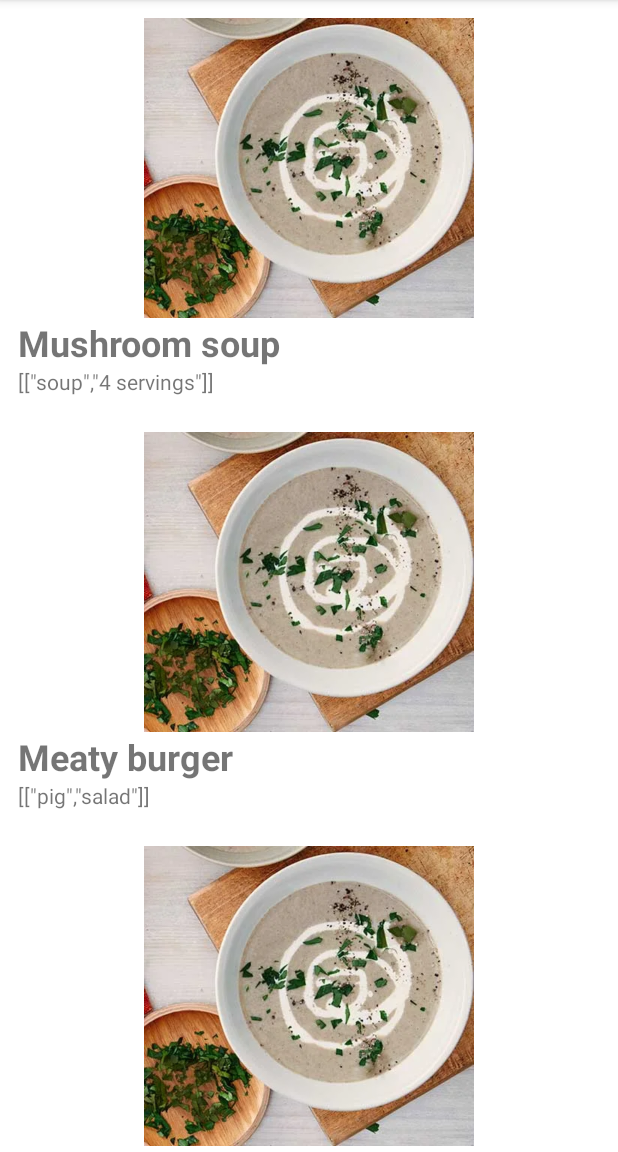
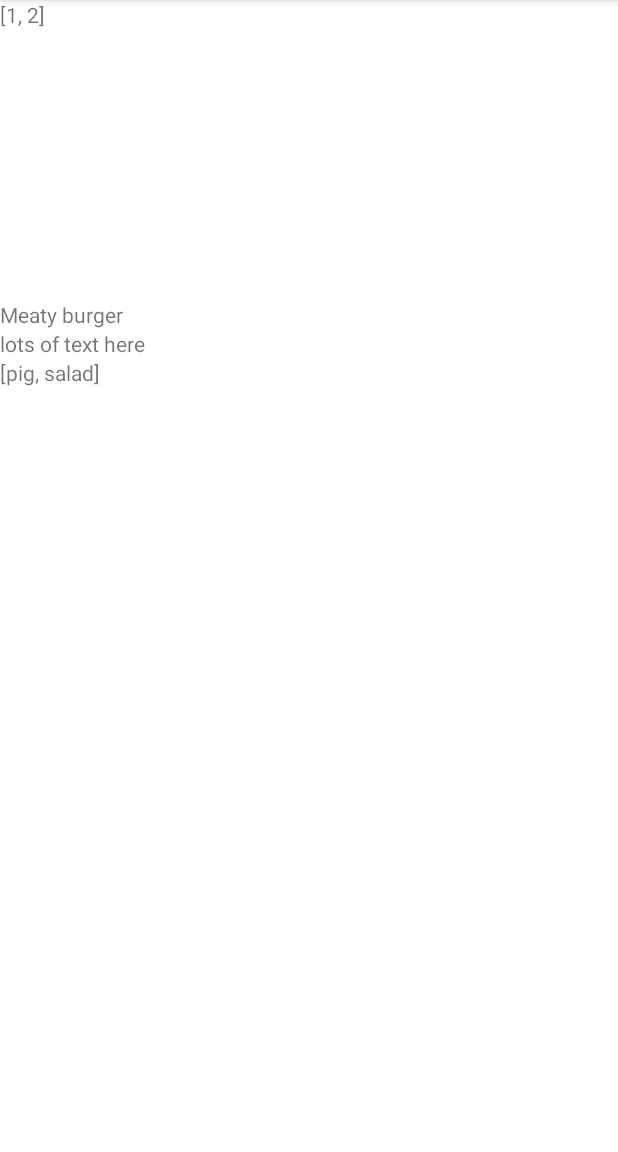
Before and after one commit to erikahendsel/android_recipe_app, an Android app: the screen it shows after launch (MainActivity before the commit, RecipeDetails after it), after a tap on "Meaty burger", on a phone screen of 412 x 824 dp, the part 84-1236 px from its top. Run offline under Robolectric (Android 15) with nearby library versions, the phone set to English and light mode, and no system bars.

Commit message:
App goes to recipe details activity

```diff
--- a/app/src/main/AndroidManifest.xml
+++ b/app/src/main/AndroidManifest.xml
@@ -14,6 +14,9 @@
         android:theme="@style/Theme.RecipeApp"
         tools:targetApi="31">
         <activity
+            android:name=".RecipeDetails"
+            android:exported="false" />
+        <activity
             android:name=".MainActivity"
             android:exported="true">
             <intent-filter>
--- a/app/src/main/java/com/erikahendsel/recipeapp/MainActivity.kt
+++ b/app/src/main/java/com/erikahendsel/recipeapp/MainActivity.kt
@@ -1,13 +1,15 @@
 package com.erikahendsel.recipeapp
 
-import android.graphics.drawable.Drawable
-import androidx.appcompat.app.AppCompatActivity
+import android.content.Intent
 import android.os.Bundle
 import android.util.Log
 import android.widget.Toast
+import androidx.appcompat.app.AppCompatActivity
+import androidx.recyclerview.widget.GridLayoutManager
 import androidx.recyclerview.widget.LinearLayoutManager
 import com.erikahendsel.recipeapp.Model.RecipeModelClass
 import com.erikahendsel.recipeapp.databinding.ActivityMainBinding
+import org.json.JSONArray
 import org.json.JSONException
 import org.json.JSONObject
 import java.io.IOException
@@ -30,26 +32,19 @@ class MainActivity : AppCompatActivity() {
                 val recipe = recipesArray.getJSONObject(i)
                 val id = recipe.getString("id")
                 val title = recipe.getString("title")
-                //val test = resources.getIdentifier(recipe.getString("image"), "drawable", packageName)
-                //R.drawable.mushroom_soup
-                //val test = resources.getIdentifier(recipe.getString("image"), "drawable", packageName)
-                val test =  applicationContext.resources.getIdentifier(
+                val image = applicationContext.resources.getIdentifier(
                     recipe.getString("image"),
                     "drawable",
                     applicationContext.packageName
                 )
-                Log.d("res222", "${test} testing")
-                val s = "R.drawable." + recipe.getString("image")
-                val image = test
-                //Log.d("res2222", "$image testing2 ${s}")
                 val description = recipe.getString("description")
-                val cookingSteps = listOf(recipe.getString("cookingSteps"))
-                val tags = listOf(recipe.getString("tags"))
-                val time = recipe.getInt("time")
-
-                val recipeDetails = RecipeModelClass(id, title, image, description, cookingSteps, tags, time)
+                val ingredients = convertJSONArrayToStringList(recipe.getJSONArray("ingredients"))
+                val cookingSteps = convertJSONArrayToStringList(recipe.getJSONArray("cookingSteps"))
+                val tags =  convertJSONArrayToStringList(recipe.getJSONArray("tags"))
+                Log.d("TAGS", "${tags}")
+                val time = recipe.getString("time")
+                val recipeDetails = RecipeModelClass(id, title, image, description, ingredients, cookingSteps, tags, time)
                 recipeList.add(recipeDetails)
-                Log.d("RECIPE2", "$recipeList")
 
             }
 
@@ -57,13 +52,27 @@ class MainActivity : AppCompatActivity() {
             e.printStackTrace()
         }
 
-        binding.rvRecipeList.layoutManager = LinearLayoutManager(this)
+        //LinearLayoutManager was used before
+        binding.rvRecipeList.layoutManager = GridLayoutManager(this, 2)
         val itemAdapter = RecipeAdapter(this, recipeList)
         var adapter = itemAdapter
         binding.rvRecipeList.adapter = adapter
         adapter.setOnItemClickListener(object : RecipeAdapter.OnRecipeClickListener {
             override fun onItemClick(position: Int) {
                 Toast.makeText(this@MainActivity, "You clicked $position", Toast.LENGTH_SHORT).show()
+                Log.d("RECIPELIST", "${recipeList[position].tags.toTypedArray().contentToString()}")
+
+
+                Intent(this@MainActivity, RecipeDetails::class.java).also {
+                    it.putExtra("RECIPE_TITLE", recipeList[position].title)
+//                    it.putExtra("RECIPE_IMAGE", recipeList[position].image)
+                    it.putExtra("RECIPE_DESCRIPTION", recipeList[position].description)
+                    it.putStringArrayListExtra("RECIPE_INGREDIENTS", ArrayList(recipeList[position].ingredients))
+                    it.putStringArrayListExtra("RECIPE_COOKING_STEPS", ArrayList(recipeList[position].cookingSteps))
+                    it.putStringArrayListExtra("RECIPE_TAGS", ArrayList(recipeList[position].tags))
+                    it.putExtra("RECIPE_TIME", recipeList[position].time)
+                    startActivity(it)
+                }
             }
 
         })
@@ -86,4 +95,12 @@ class MainActivity : AppCompatActivity() {
         }
         return json
     }
+
+    private fun convertJSONArrayToStringList(passedJSONArray: JSONArray): List<String> {
+        var listPlaceHolder : ArrayList<String> = ArrayList()
+        for (i in 0 until passedJSONArray.length()) {
+            listPlaceHolder.add(passedJSONArray[i].toString())
+        }
+        return listPlaceHolder
+    }
 }
--- a/app/src/main/java/com/erikahendsel/recipeapp/Model/RecipeModelClass.kt
+++ b/app/src/main/java/com/erikahendsel/recipeapp/Model/RecipeModelClass.kt
@@ -1,11 +1,14 @@
 package com.erikahendsel.recipeapp.Model
+
+import org.json.JSONArray
 
 data class RecipeModelClass(
     val id: String,
     val title: String,
     val image: Int,
     val description: String,
+    val ingredients: List<String>,
     val cookingSteps: List<String>,
     val tags: List<String>,
-    val time: Int
+    val time: String
 )
--- a/app/src/main/java/com/erikahendsel/recipeapp/RecipeAdapter.kt
+++ b/app/src/main/java/com/erikahendsel/recipeapp/RecipeAdapter.kt
@@ -51,10 +51,11 @@ class RecipeAdapter(var context: Context, var items: ArrayList<RecipeModelClass>
             //val test = context.resources.getIdentifier(items[position].image, "drawable", context.packageName)
             //getResources().getIdentifier(recipe.getString("image"), "drawable", getPackageName());
 
-            Log.d("TESTING", "${items[position].image}")
+
 //            imgImage.setImageResource(items[position].image)
             imgImage.setImageDrawable(context.getDrawable(items[position].image))
             tvTitle.text = items[position].title
+            Log.d("WALI", "${items[position].tags}")
             tvTags.text = items[position].tags.toString()
 
         }
--- /dev/null
+++ b/app/src/main/java/com/erikahendsel/recipeapp/RecipeDetails.kt
@@ -0,0 +1,31 @@
+package com.erikahendsel.recipeapp
+
+import androidx.appcompat.app.AppCompatActivity
+import android.os.Bundle
+import android.util.Log
+import com.erikahendsel.recipeapp.databinding.ActivityRecipeDetailsBinding
+import com.erikahendsel.recipeapp.databinding.RecipeRowLayoutBinding
+
+class RecipeDetails : AppCompatActivity() {
+
+    private lateinit var binding: ActivityRecipeDetailsBinding
+
+    override fun onCreate(savedInstanceState: Bundle?) {
+        super.onCreate(savedInstanceState)
+        binding = ActivityRecipeDetailsBinding.inflate(layoutInflater)
+        setContentView(binding.root)
+
+        val recipeTitle = intent.getStringExtra("RECIPE_TITLE")
+        //val recipeImage = intent.getStringExtra("RECIPE_IMAGE")
+        val recipeDescription = intent.getStringExtra("RECIPE_DESCRIPTION")
+        val recipeCookingSteps = intent.getStringArrayListExtra("RECIPE_COOKING_STEPS")
+        val recipeTags = intent.getStringArrayListExtra("RECIPE_TAGS")
+        val recipeTime = intent.getStringExtra("RECIPE_TIME")
+        Log.d("RECIPELIST", "$recipeTitle, $recipeDescription, $recipeTime, $recipeTags")
+
+        binding.tvRecipeTitle.text = recipeTitle.toString()
+        binding.tvRecipeDescription.text = recipeDescription.toString()
+        binding.tvTags.text = recipeTags.toString()
+        binding.tvSteps.text = recipeCookingSteps.toString()
+    }
+}
--- a/app/src/main/res/layout/activity_main.xml
+++ b/app/src/main/res/layout/activity_main.xml
@@ -4,6 +4,8 @@
     xmlns:tools="http://schemas.android.com/tools"
     android:layout_width="match_parent"
     android:layout_height="match_parent"
+    android:layout_margin="16dp"
+    android:background="@color/light_grey"
     tools:context=".MainActivity">
 
 
@@ -11,6 +13,7 @@
         android:id="@+id/rvRecipeList"
         android:layout_width="match_parent"
         android:layout_height="match_parent"
+        app:barrierMargin="16dp"
         app:layout_constraintBottom_toBottomOf="parent"
         app:layout_constraintEnd_toEndOf="parent"
         app:layout_constraintHorizontal_bias="0.5"
--- /dev/null
+++ b/app/src/main/res/layout/activity_recipe_details.xml
@@ -0,0 +1,48 @@
+<?xml version="1.0" encoding="utf-8"?>
+<androidx.constraintlayout.widget.ConstraintLayout xmlns:android="http://schemas.android.com/apk/res/android"
+    xmlns:app="http://schemas.android.com/apk/res-auto"
+    xmlns:tools="http://schemas.android.com/tools"
+    android:layout_width="match_parent"
+    android:layout_height="match_parent"
+    tools:context=".RecipeDetails">
+
+    <ImageView
+        android:id="@+id/ivRecipeImage"
+        android:layout_width="match_parent"
+        android:layout_height="200dp"
+        app:layout_constraintEnd_toEndOf="parent"
+        app:layout_constraintHorizontal_bias="0.5"
+        app:layout_constraintStart_toStartOf="parent"
+        app:layout_constraintTop_toTopOf="parent" />
+
+    <TextView
+        android:id="@+id/tvRecipeTitle"
+        android:layout_width="wrap_content"
+        android:layout_height="wrap_content"
+        android:text="Recipe Title"
+        app:layout_constraintStart_toStartOf="parent"
+        app:layout_constraintTop_toBottomOf="@+id/ivRecipeImage" />
+
+    <TextView
+        android:id="@+id/tvRecipeDescription"
+        android:layout_width="wrap_content"
+        android:layout_height="wrap_content"
+        android:text="Recipe Description"
+        app:layout_constraintStart_toStartOf="parent"
+        app:layout_constraintTop_toBottomOf="@+id/tvRecipeTitle" />
+
+    <TextView
+        android:id="@+id/tvTags"
+        android:layout_width="wrap_content"
+        android:layout_height="wrap_content"
+        android:text="Tags"
+        app:layout_constraintStart_toStartOf="parent"
+        app:layout_constraintTop_toBottomOf="@+id/tvRecipeDescription" />
+
+    <TextView
+        android:id="@+id/tvSteps"
+        android:layout_width="wrap_content"
+        android:layout_height="wrap_content"
+        android:text="Recipe Steps" />
+
+</androidx.constraintlayout.widget.ConstraintLayout>
--- a/app/src/main/res/values/colors.xml
+++ b/app/src/main/res/values/colors.xml
@@ -7,4 +7,5 @@
     <color name="teal_700">#FF018786</color>
     <color name="black">#FF000000</color>
     <color name="white">#FFFFFFFF</color>
+    <color name="light_grey">#EDEDED</color>
 </resources>
```
Also changed, not shown: app/src/main/assets/recipes.json (+34 -1 lines), app/src/main/res/drawable/card.xml (added, +20 -0 lines), app/src/main/res/layout/recipe_row_layout.xml (+11 -3 lines).
